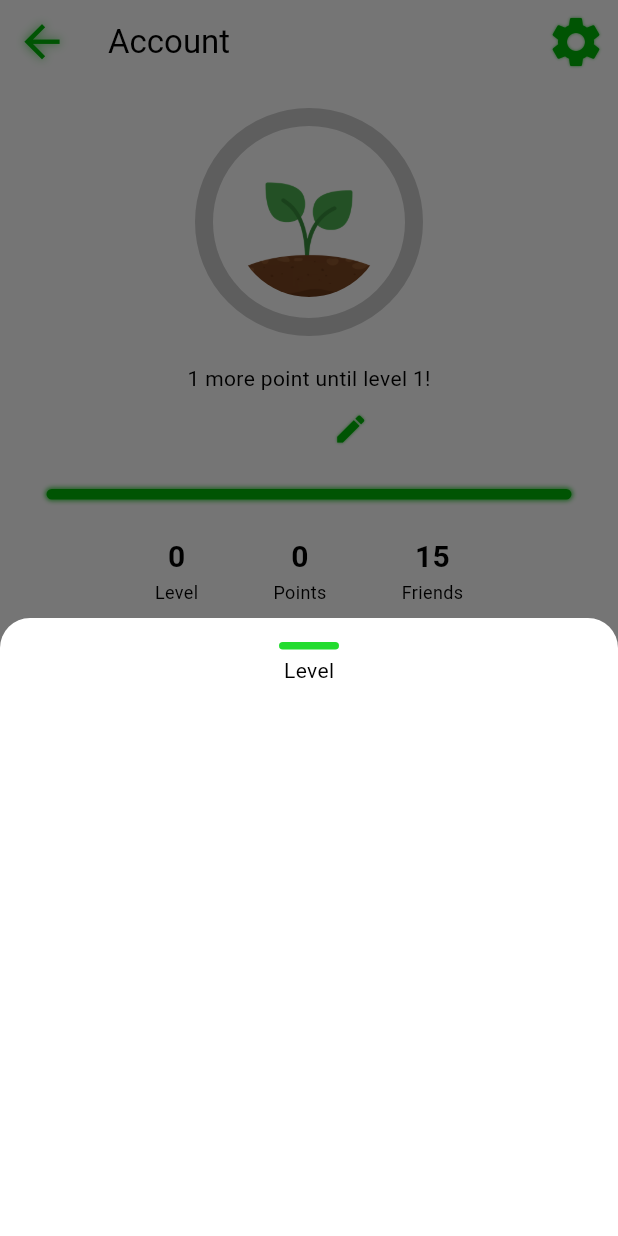
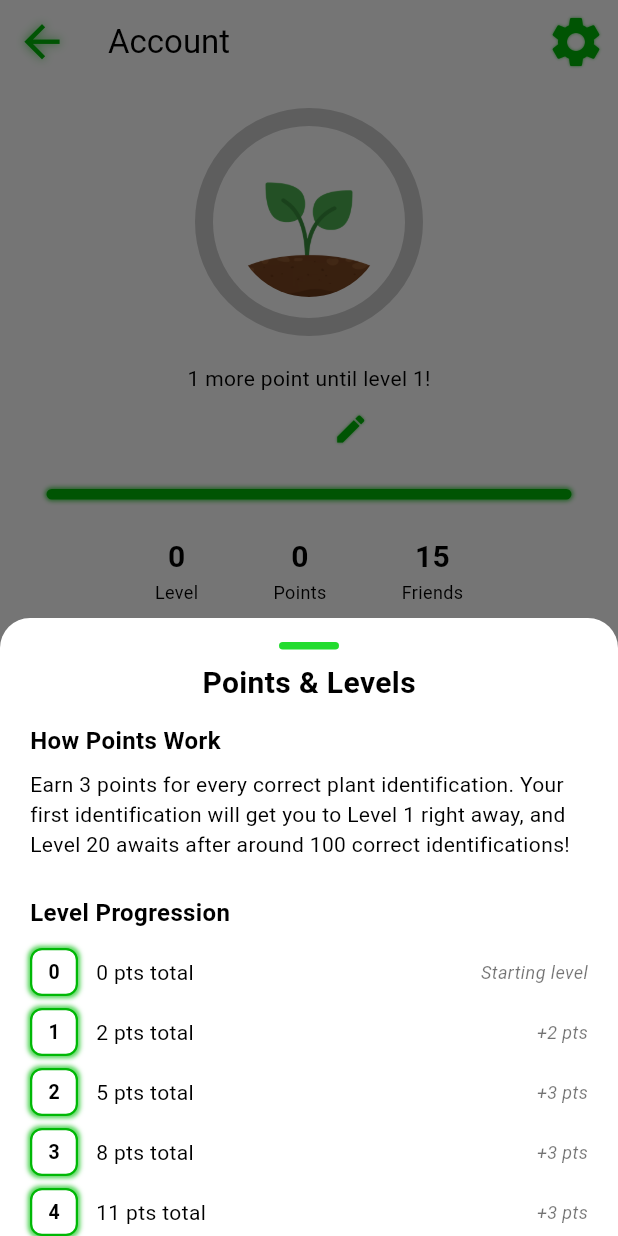
Before and after one commit to Identiflora/flutter-app, a Flutter app: the ViewAccountScreen screen opened by its route, after a tap on an icon or button, on a phone screen of 412 x 824 dp. Run offline on Flutter 3.47's test engine with Material 3 defaults, Android fonts, the phone set to English and light mode, and no system bars; our stand-ins replace camera, confetti, connectivity_plus, flutter_dotenv, flutter_secure_storage, geolocator and 5 more; missing offline and left inert: tflite_flutter; accounts and stored records are empty; network calls fail.

Commit message:
Changed point distribution and added description of points system to bottom sheet on view account page

````diff
--- a/lib/guess_result.dart
+++ b/lib/guess_result.dart
@@ -125,7 +125,7 @@ class _Results extends State<ResultsWidget> {
     }
 
     final bool isCorrect = widget.userChoiceIndex == widget.correctIndex;
-    const int addPoints = 1;
+    const int addPoints = 3;
 
     return Scaffold(
       appBar: AppBar(title: const Text('Results'), centerTitle: true),
--- a/lib/user_data/point_utils.dart
+++ b/lib/user_data/point_utils.dart
@@ -15,52 +15,53 @@ library;
 /// ```dart
 /// final Map<int, int> accountLevels = const {
 ///    0: 0,
-///    1: 1,
-///    2: 4, // 3 points needed
-///    3: 9, // 5 points needed
-///    4: 16, // 7 points needed
-///    5: 25, // 9 points needed
-///    6: 35, // 10 points neeeded
-///    7: 45, // 10 points needed
-///    8: 60, // 15 points needed
-///    9: 75, // 15 points needed
-///    10: 100, // 25 points needed
-///    11: 125, // 25 points neeed
-///    12: 150, // 25 points needed
-///    13: 180, // 30 points needed
-///    14: 220, // 30 points needed
-///    15: 255, // 35 points needed
-///    16: 290, // 35 points needed
-///    17: 325, // 35 points needed
-///    18: 365, // 40 points needed
-///    19: 405, // 40 points needed
-///    20: 455, // 50 points needed
+///    1: 2,   // 2 points needed   (reached after 1 identification)
+///    2: 5,   // 3 points needed
+///    3: 8,   // 3 points needed
+///    4: 11,  // 3 points needed
+///    5: 17,  // 6 points needed
+///    6: 23,  // 6 points needed
+///    7: 32,  // 9 points needed
+///    8: 44,  // 12 points needed
+///    9: 56,  // 12 points needed
+///    10: 68, // 12 points needed
+///    11: 83, // 15 points needed
+///    12: 101, // 18 points needed
+///    13: 122, // 21 points needed
+///    14: 143, // 21 points needed
+///    15: 164, // 21 points needed
+///    16: 188, // 24 points needed
+///    17: 215, // 27 points needed
+///    18: 242, // 27 points needed
+///    19: 269, // 27 points needed
+///    20: 299, // 30 points needed  (reached after ~100 identifications)
 ///  };
 /// ```
 MapEntry<int, List<int>> calculateAccountLevel(int currentPoints) {
-  // Map of account levels where key is level and value is cumulative max points needed for that level.
+  // Map of account levels where key is level and value is cumulative points needed to reach that level.
+  // All thresholds are ≡2 (mod 3) so users earning 3 pts/identification never land exactly on a threshold.
   final Map<int, int> accountLevels = const {
     0: 0,
-    1: 1,
-    2: 4, // 3 points needed
-    3: 9, // 5 points needed
-    4: 16, // 7 points needed
-    5: 25, // 9 points needed
-    6: 35, // 10 points neeeded
-    7: 45, // 10 points needed
-    8: 60, // 15 points needed
-    9: 75, // 15 points needed
-    10: 100, // 25 points needed
-    11: 125, // 25 points neeed
-    12: 150, // 25 points needed
-    13: 180, // 30 points needed
-    14: 220, // 30 points needed
-    15: 255, // 35 points needed
-    16: 290, // 35 points needed
-    17: 325, // 35 points needed
-    18: 365, // 40 points needed
-    19: 405, // 40 points needed
-    20: 455, // 50 points needed
+    1: 2,    // 2 points needed   (reached after 1 identification)
+    2: 5,    // 3 points needed
+    3: 8,    // 3 points needed
+    4: 11,   // 3 points needed
+    5: 17,   // 6 points needed
+    6: 23,   // 6 points needed
+    7: 32,   // 9 points needed
+    8: 44,   // 12 points needed
+    9: 56,   // 12 points needed
+    10: 68,  // 12 points needed
+    11: 83,  // 15 points needed
+    12: 101, // 18 points needed
+    13: 122, // 21 points needed
+    14: 143, // 21 points needed
+    15: 164, // 21 points needed
+    16: 188, // 24 points needed
+    17: 215, // 27 points needed
+    18: 242, // 27 points needed
+    19: 269, // 27 points needed
+    20: 299, // 30 points needed  (reached after ~100 identifications)
   };
 
   // Default values
--- a/lib/view_account/level_bottom_sheet.dart
+++ b/lib/view_account/level_bottom_sheet.dart
@@ -1,4 +1,5 @@
 import 'package:flutter/material.dart';
+import 'package:identiflora/widgets/neon_widgets.dart';
 
 class LevelModalBottomSheet {
   static void show(BuildContext context) {
@@ -38,7 +39,6 @@ class _LevelSheetContentState extends State<LevelSheetContent> {
           ),
           child: SingleChildScrollView(
             controller: scrollController,
-            //anything to add to the sheet goes in this child
             child: Column(
               crossAxisAlignment: CrossAxisAlignment.center,
               children: [
@@ -49,14 +49,22 @@ class _LevelSheetContentState extends State<LevelSheetContent> {
                     width: 40,
                     height: 5,
                     decoration: BoxDecoration(
-                      color: Theme.of(
-                        context,
-                      ).colorScheme.primary.withAlpha(220),
+                      color: Theme.of(context).colorScheme.primary.withAlpha(220),
                       borderRadius: BorderRadius.circular(10),
                     ),
                   ),
                 ),
-                Text("Level"),
+                const SizedBox(height: 4),
+                Text(
+                  "Points & Levels",
+                  style: TextStyle(
+                    fontWeight: FontWeight.bold,
+                    fontSize: 20.0,
+                    color: Theme.of(context).colorScheme.onSurface,
+                  ),
+                ),
+                const LevelSystemExplanation(),
+                const SizedBox(height: 24),
               ],
             ),
           ),
@@ -65,3 +73,137 @@ class _LevelSheetContentState extends State<LevelSheetContent> {
     );
   }
 }
+
+class LevelSystemExplanation extends StatelessWidget {
+  const LevelSystemExplanation({super.key});
+
+  // Mirrors accountLevels in point_utils.dart. All thresholds are ≡2 (mod 3)
+  // so users earning 3 pts/identification never land exactly on a threshold.
+  static const Map<int, int> _accountLevels = {
+    0: 0,
+    1: 2,
+    2: 5,
+    3: 8,
+    4: 11,
+    5: 17,
+    6: 23,
+    7: 32,
+    8: 44,
+    9: 56,
+    10: 68,
+    11: 83,
+    12: 101,
+    13: 122,
+    14: 143,
+    15: 164,
+    16: 188,
+    17: 215,
+    18: 242,
+    19: 269,
+    20: 299,
+  };
+
+  @override
+  Widget build(BuildContext context) {
+    final colorScheme = Theme.of(context).colorScheme;
+    final levels = _accountLevels.entries.toList();
+
+    return Padding(
+      padding: const EdgeInsets.symmetric(horizontal: 20.0, vertical: 12.0),
+      child: Column(
+        crossAxisAlignment: CrossAxisAlignment.start,
+        children: [
+          Text(
+            "How Points Work",
+            style: TextStyle(
+              fontWeight: FontWeight.bold,
+              fontSize: 16.0,
+              color: colorScheme.onSurface,
+            ),
+          ),
+          const SizedBox(height: 8),
+          Text(
+            "Earn 3 points for every correct plant identification. "
+            "Your first identification will get you to Level 1 right away, "
+            "and Level 20 awaits after around 100 correct identifications!",
+            style: TextStyle(fontSize: 14.0, color: colorScheme.onSurface),
+          ),
+          const SizedBox(height: 24),
+          Text(
+            "Level Progression",
+            style: TextStyle(
+              fontWeight: FontWeight.bold,
+              fontSize: 16.0,
+              color: colorScheme.onSurface,
+            ),
+          ),
+          const SizedBox(height: 8),
+          Column(
+            children: List.generate(levels.length, (i) {
+              final level = levels[i].key;
+              final cumulative = levels[i].value;
+              final prev = i > 0 ? levels[i - 1].value : 0;
+              final delta = cumulative - prev;
+              final isMax = level == _accountLevels.keys.last;
+
+              String deltaLabel;
+              if (level == 0) {
+                deltaLabel = "Starting level";
+              } else if (isMax) {
+                deltaLabel = "+$delta pts  (max)";
+              } else {
+                deltaLabel = "+$delta pts";
+              }
+
+              return Padding(
+                padding: const EdgeInsets.symmetric(vertical: 4.0),
+                child: Row(
+                  children: [
+                    NeonContainer(
+                      width: 32,
+                      height: 32,
+                      border: Border.all(
+                        color: colorScheme.secondary,
+                        width: 1.5,
+                      ),
+                      borderRadius: BorderRadius.circular(8),
+                      backgroundColor: colorScheme.surface,
+                      child: Center(
+                        child: Text(
+                          "$level",
+                          style: TextStyle(
+                            fontWeight: FontWeight.bold,
+                            fontSize: 13.0,
+                            color: colorScheme.onSurface,
+                          ),
+                        ),
+                      ),
+                    ),
+                    const SizedBox(width: 12),
+                    Expanded(
+                      child: Text(
+                        level == 0 ? "0 pts total" : "$cumulative pts total",
+                        style: TextStyle(
+                          fontSize: 14.0,
+                          color: colorScheme.onSurface,
+                        ),
+                      ),
+                    ),
+                    Text(
+                      deltaLabel,
+                      style: TextStyle(
+                        fontSize: 12.0,
+                        fontStyle: FontStyle.italic,
+                        color: colorScheme.onSurface.withAlpha(140),
+                      ),
+                    ),
+                  ],
+                ),
+              );
+            }),
+          ),
+        ],
+      ),
+    );
+  }
+}
--- a/pubspec.yaml
+++ b/pubspec.yaml
@@ -30,7 +30,6 @@ dependencies:
   intl: ^0.20.2
   confetti: ^0.8.0
   google_maps_flutter: ^2.10.0
-  flutter_offline_queue_pro: ^1.0.4
 
 dev_dependencies:
   flutter_test:
````
Also changed, not shown: 1 other file.
